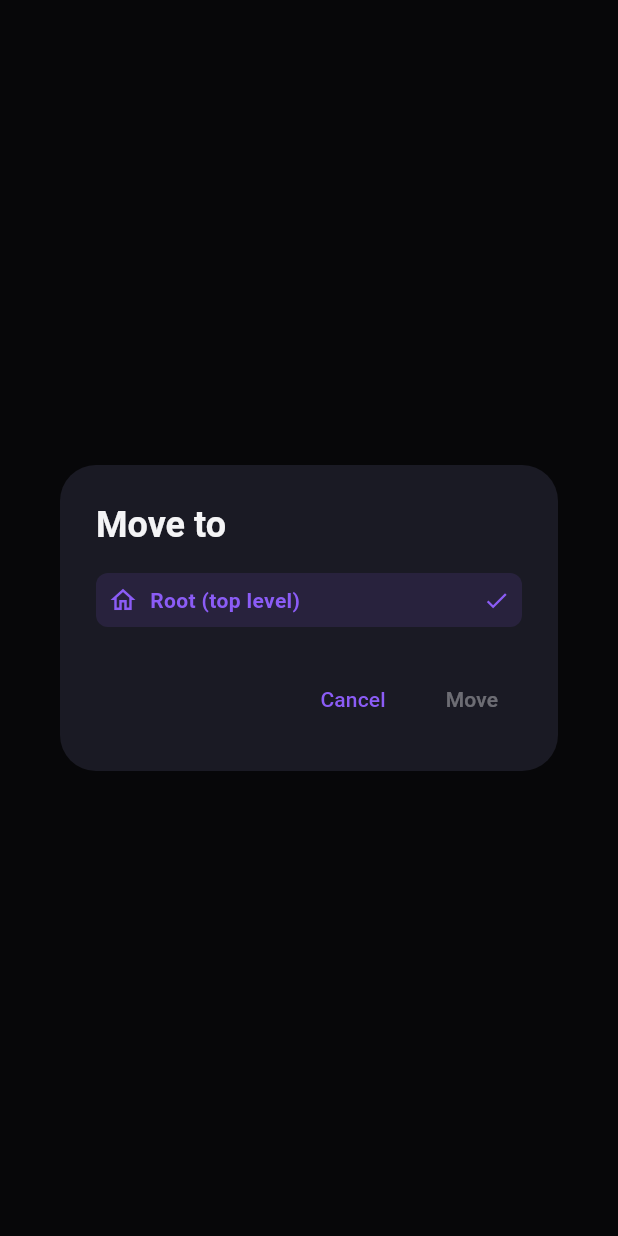
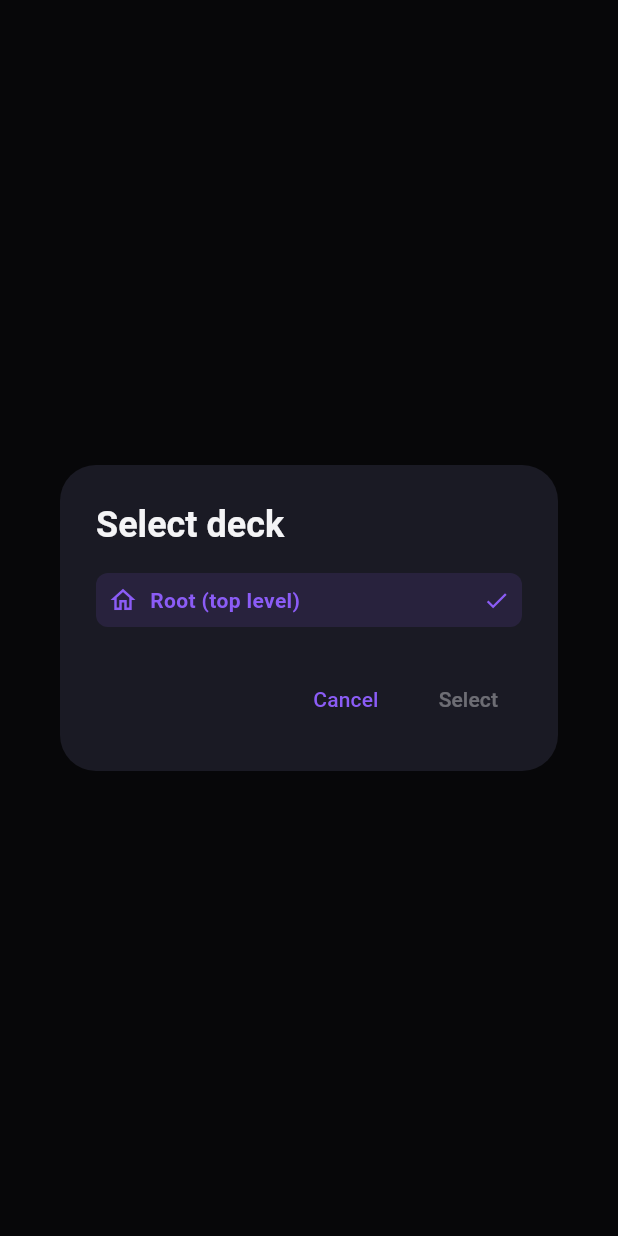
Before and after one commit to Pairadux/lapse, a Flutter app: what show() shows on an empty page, opened directly with empty values, on a phone screen of 412 x 824 dp. Run offline on Flutter 3.47's test engine with Material 3 defaults, Android fonts, the phone set to English and light mode, and no system bars; drawn by our look-alikes of toastification; our stand-ins replace connectivity_plus, csv, equatable, file_picker, fl_chart, flutter_local_notifications and 11 more; missing offline and left inert: file_selector, fsrs, modern_titlebar_buttons, window_manager; accounts and stored records are empty.

Commit message:
feat: polish CSV import/export and parameterize deck picker (#180)
* feat: parameterize deck picker dialog and add import destination selection

* feat: add skip duplicates option to CSV import

* fix: replace raw snackbars with AppSnackBar in dev drawer

* fix: pop drawer after async operations so toasts render correctly

* fix: allow reselecting root in deck picker and invalidate card providers on import

```diff
--- a/lib/core/widgets/deck_picker_dialog.dart
+++ b/lib/core/widgets/deck_picker_dialog.dart
@@ -3,7 +3,7 @@ import '../theme/app_colors.dart';
 import '../theme/spacing.dart';
 import '../../features/decks/domain/deck.dart';
 
-/// Dialog for selecting a destination deck when moving a deck or card.
+/// Dialog for selecting a deck from the deck tree.
 ///
 /// Returns the selected deck ID via [show]:
 /// - `null` = cancelled
@@ -14,6 +14,12 @@ class DeckPickerDialog extends StatefulWidget {
   final Set<String> excludeIds;
   final String? currentParentId;
   final bool showRoot;
+  final String title;
+  final String confirmLabel;
+
+  /// When true, any selection is valid — there's no "current" location to
+  /// prevent reselecting. Use for import/export where there's no origin.
+  final bool allowReselect;
 
   const DeckPickerDialog({
     super.key,
@@ -21,6 +27,9 @@ class DeckPickerDialog extends StatefulWidget {
     required this.excludeIds,
     this.currentParentId,
     this.showRoot = true,
+    this.title = 'Select deck',
+    this.confirmLabel = 'Select',
+    this.allowReselect = false,
   });
 
   static Future<String?> show({
@@ -29,6 +38,9 @@ class DeckPickerDialog extends StatefulWidget {
     required Set<String> excludeIds,
     String? currentParentId,
     bool showRoot = true,
+    String title = 'Select deck',
+    String confirmLabel = 'Select',
+    bool allowReselect = false,
   }) {
     return showDialog<String>(
       context: context,
@@ -37,6 +49,9 @@ class DeckPickerDialog extends StatefulWidget {
         excludeIds: excludeIds,
         currentParentId: currentParentId,
         showRoot: showRoot,
+        title: title,
+        confirmLabel: confirmLabel,
+        allowReselect: allowReselect,
       ),
     );
   }
@@ -54,9 +69,10 @@ class _DeckPickerDialogState extends State<DeckPickerDialog> {
     _selectedId = widget.showRoot ? '' : null;
   }
 
-  /// Whether a new (non-current) destination has been picked.
-  bool get _hasNewSelection {
+  /// Whether a valid selection has been made.
+  bool get _hasSelection {
     if (_selectedId == null) return false;
+    if (widget.allowReselect) return true;
     // Root selected and current parent is already root.
     if (_selectedId!.isEmpty && widget.currentParentId == null) return false;
     // Specific deck selected that matches current parent.
@@ -83,13 +99,13 @@ class _DeckPickerDialogState extends State<DeckPickerDialog> {
           icon: Icons.home_outlined,
           id: '',
           indent: 0,
-          isCurrent: widget.currentParentId == null,
+          isCurrent: !widget.allowReselect && widget.currentParentId == null,
         ),
       ..._buildTree(childrenMap, null, 0),
     ];
 
     return AlertDialog(
-      title: const Text('Move to'),
+      title: Text(widget.title),
       content: SizedBox(
         width: double.maxFinite,
         child: treeItems.isEmpty
@@ -107,15 +123,15 @@ class _DeckPickerDialogState extends State<DeckPickerDialog> {
           onPressed: () => Navigator.of(context).pop(),
           child: const Text('Cancel'),
         ),
-        if (_hasNewSelection)
+        if (_hasSelection)
           FilledButton(
             onPressed: () => Navigator.of(context).pop(_selectedId),
-            child: const Text('Move'),
+            child: Text(widget.confirmLabel),
           )
         else
           TextButton(
             onPressed: null,
-            child: const Text('Move'),
+            child: Text(widget.confirmLabel),
           ),
       ],
     );
@@ -136,7 +152,7 @@ class _DeckPickerDialogState extends State<DeckPickerDialog> {
         icon: Icons.folder_outlined,
         id: deck.deckId,
         indent: depth + 1,
-        isCurrent: widget.currentParentId == deck.deckId,
+        isCurrent: !widget.allowReselect && widget.currentParentId == deck.deckId,
       ));
       widgets.addAll(_buildTree(childrenMap, deck.deckId, depth + 1));
     }
--- a/lib/features/decks/data/deck_repository.dart
+++ b/lib/features/decks/data/deck_repository.dart
@@ -320,29 +320,32 @@ class DeckRepository {
 
   /// Finds a deck by its full path (e.g., "Parent::Child::Grandchild").
   /// Creates the deck hierarchy if it doesn't exist.
-  Future<Deck> getOrCreateByPath(String path) async {
+  ///
+  /// When [parentId] is provided, the first path segment is created under
+  /// that deck instead of at the root.
+  Future<Deck> getOrCreateByPath(String path, {String? parentId}) async {
     final segments = path.split('::');
     if (path.trim().isEmpty) throw ArgumentError('Path cannot be empty');
 
     final db = await _dbHelper.database;
 
     return await db.transaction((txn) async {
-      Future<Deck> getOrCreate(String name, String? parentId) async {
+      Future<Deck> getOrCreate(String name, String? deckParentId) async {
         final rows = await txn.query(
           DatabaseConstants.tableDecks,
           where: '${DatabaseConstants.colDeckName} = ? AND '
-              '${DatabaseConstants.colParentId} ${parentId == null ? 'IS NULL' : '= ?'} AND '
+              '${DatabaseConstants.colParentId} ${deckParentId == null ? 'IS NULL' : '= ?'} AND '
               '${DatabaseConstants.colIsDeleted} = 0',
-          whereArgs: [name, ?parentId],
+          whereArgs: [name, ?deckParentId],
         );
 
         if (rows.isNotEmpty) return Deck.fromMap(rows.first);
 
-        final deck = Deck.create(deckName: name, parentId: parentId);
+        final deck = Deck.create(deckName: name, parentId: deckParentId);
         return await create(deck, txn: txn);
       }
 
-      var current = await getOrCreate(segments[0], null);
+      var current = await getOrCreate(segments[0], parentId);
       for (final segment in segments.skip(1)) {
         current = await getOrCreate(segment, current.deckId);
       }
--- a/lib/features/decks/presentation/screens/deck_detail_screen.dart
+++ b/lib/features/decks/presentation/screens/deck_detail_screen.dart
@@ -177,6 +177,8 @@ class _DeckDetailScreenState extends ConsumerState<DeckDetailScreen> with RouteA
             decks: allDecks,
             excludeIds: excludeIds,
             currentParentId: deck.parentId,
+            title: 'Move to',
+            confirmLabel: 'Move',
           );
           if (targetId == null || !mounted) return;
 
@@ -234,6 +236,8 @@ class _DeckDetailScreenState extends ConsumerState<DeckDetailScreen> with RouteA
             excludeIds: const <String>{},
             currentParentId: card.deckId,
             showRoot: false,
+            title: 'Move to',
+            confirmLabel: 'Move',
           );
           if (targetId == null || !mounted) return;
           if (targetId == card.deckId) return;
```
Also changed, not shown: lib/core/widgets/dev_drawer.dart (+65 -12 lines), lib/features/decks/presentation/screens/deck_list_screen.dart (+9 -1 lines), lib/features/import_export/data/import_service.dart (+34 -4 lines).
